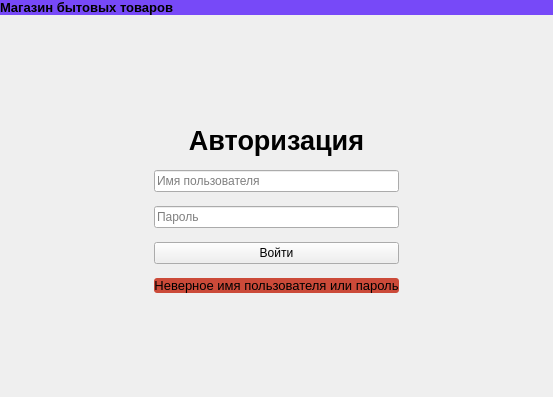
Old version of the form authwindow.ui in the repository Konstkonst55/HouseholdsGoodsStore.
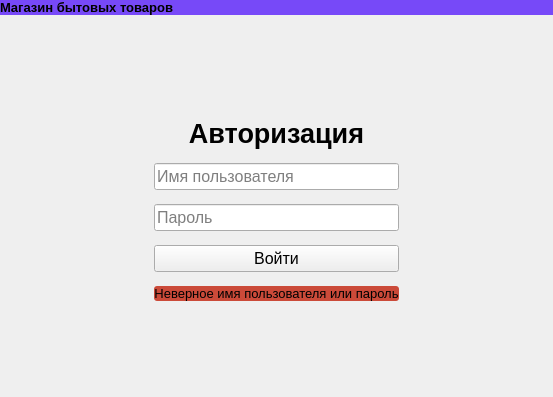
New version of the form.

```diff
--- a/authwindow.ui
+++ b/authwindow.ui
@@ -84,6 +84,18 @@
       <property name="spacing">
        <number>14</number>
       </property>
+      <property name="leftMargin">
+       <number>0</number>
+      </property>
+      <property name="topMargin">
+       <number>0</number>
+      </property>
+      <property name="rightMargin">
+       <number>0</number>
+      </property>
+      <property name="bottomMargin">
+       <number>0</number>
+      </property>
       <item>
        <widget class="QLabel" name="lAuth">
         <property name="font">
@@ -102,6 +114,11 @@
       </item>
       <item>
        <widget class="QLineEdit" name="leLogin">
+        <property name="font">
+         <font>
+          <pointsize>12</pointsize>
+         </font>
+        </property>
         <property name="frame">
          <bool>true</bool>
         </property>
@@ -115,6 +132,11 @@
       </item>
       <item>
        <widget class="QLineEdit" name="lePassword">
+        <property name="font">
+         <font>
+          <pointsize>12</pointsize>
+         </font>
+        </property>
         <property name="inputMethodHints">
          <set>Qt::InputMethodHint::ImhHiddenText|Qt::InputMethodHint::ImhNoAutoUppercase|Qt::InputMethodHint::ImhNoPredictiveText|Qt::InputMethodHint::ImhSensitiveData</set>
         </property>
@@ -131,6 +153,11 @@
       </item>
       <item>
        <widget class="QPushButton" name="pbLogin">
+        <property name="font">
+         <font>
+          <pointsize>12</pointsize>
+         </font>
+        </property>
         <property name="autoFillBackground">
          <bool>false</bool>
         </property>
```
